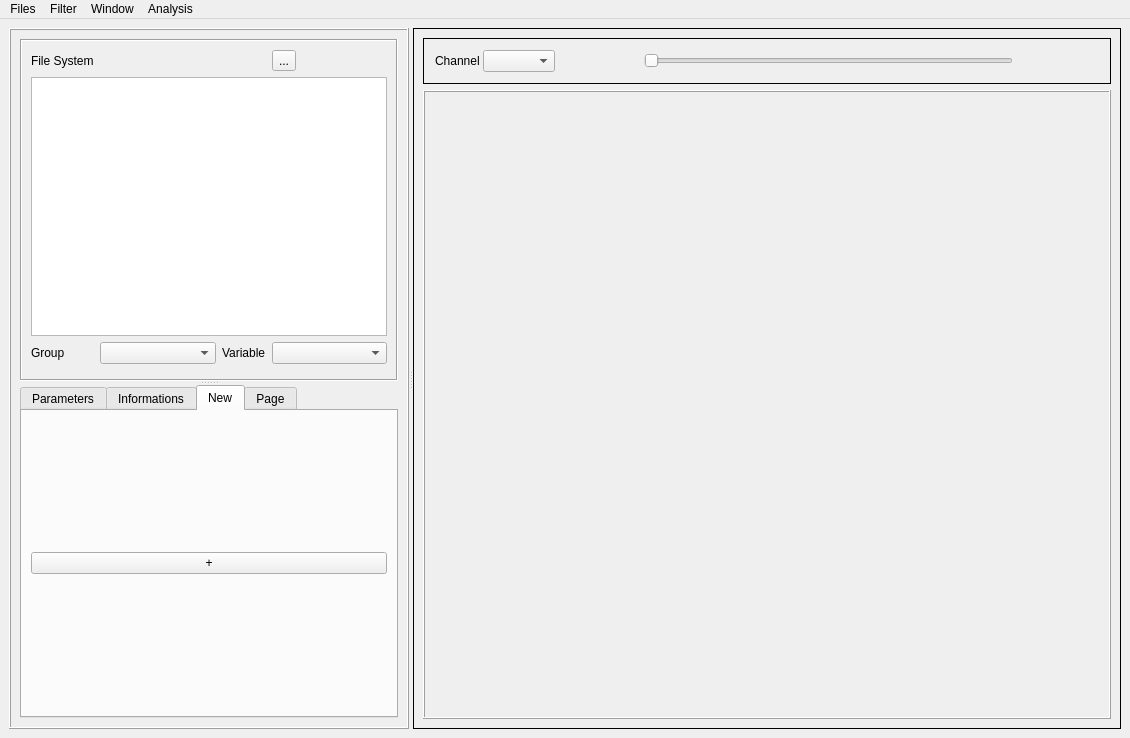
anaisalexia/EMGExplorer, file hdemg_viewer_exemple/Qt_creator/EMGExplorer_qt/EMGExplorer_mainwindow_base.ui: the form before one commit.
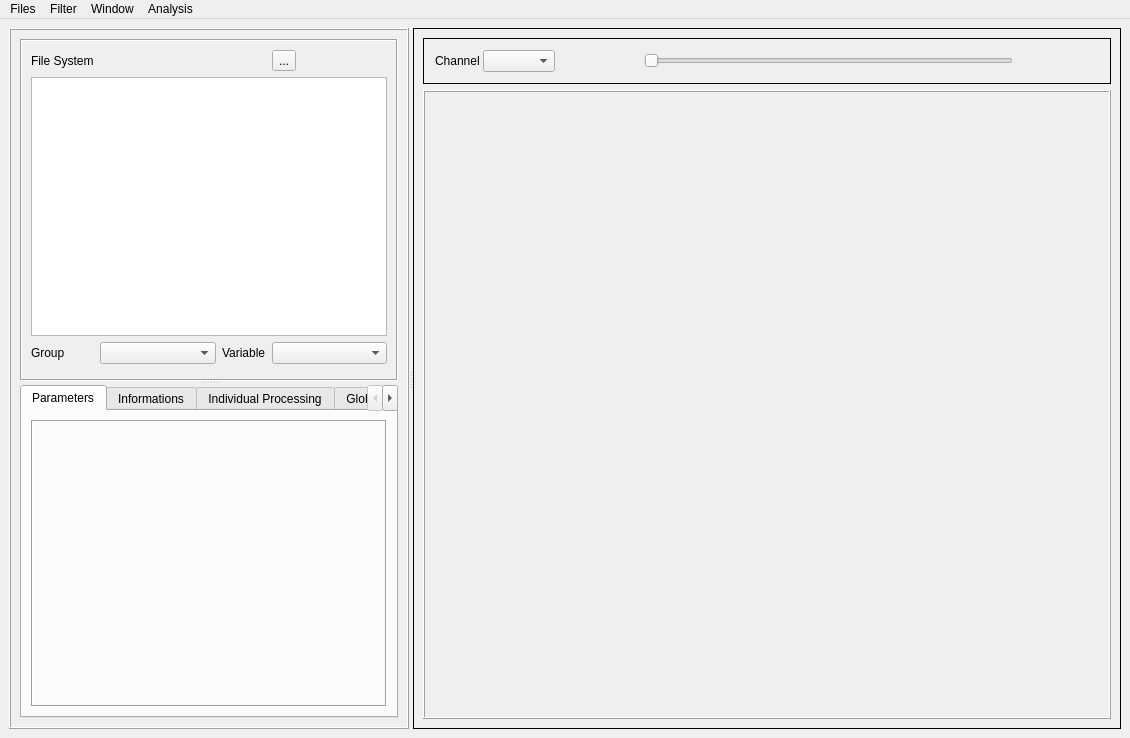
The form after the commit. The open tabs and pages were chosen to show the change. Icons and pictures are not drawn.

```diff
--- a/hdemg_viewer_exemple/Qt_creator/EMGExplorer_qt/EMGExplorer_mainwindow_base.ui
+++ b/hdemg_viewer_exemple/Qt_creator/EMGExplorer_qt/EMGExplorer_mainwindow_base.ui
@@ -222,23 +222,9 @@
              </item>
             </layout>
            </widget>
-           <widget class="QWidget" name="New">
-            <attribute name="title">
-             <string>New</string>
-            </attribute>
-            <layout class="QVBoxLayout" name="verticalLayout_8">
-             <item>
-              <widget class="QPushButton" name="pushButton">
-               <property name="text">
-                <string>+</string>
-               </property>
-              </widget>
-             </item>
-            </layout>
-           </widget>
            <widget class="QWidget" name="tab">
             <attribute name="title">
-             <string>Page</string>
+             <string>Individual Processing</string>
             </attribute>
             <layout class="QVBoxLayout" name="verticalLayout_4">
              <item>
@@ -325,6 +311,16 @@
              </item>
             </layout>
            </widget>
+           <widget class="QWidget" name="GlobalProcessing">
+            <attribute name="title">
+             <string>Global Processing</string>
+            </attribute>
+            <layout class="QVBoxLayout" name="verticalLayout_8">
+             <item>
+              <layout class="QVBoxLayout" name="layout_globaProcessing"/>
+             </item>
+            </layout>
+           </widget>
           </widget>
          </widget>
         </item>
```
Left out of the diff: 84 changed lines with no effect on the pictures.
